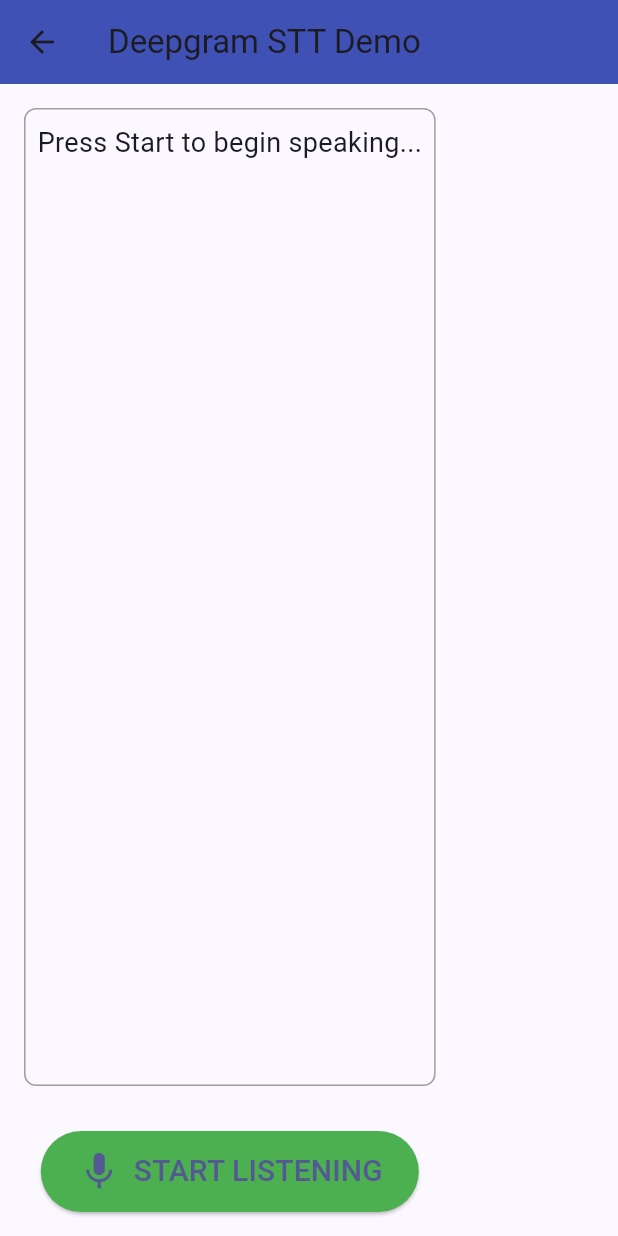
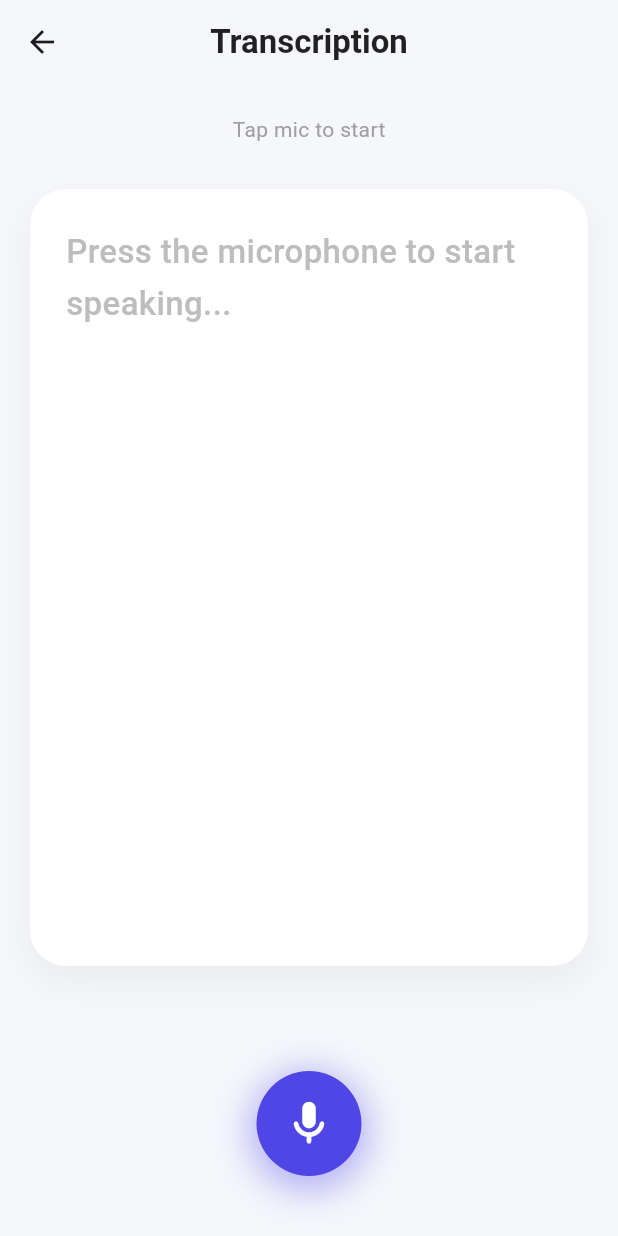
Before and after one commit to wardakhan0101/FYP-Project, a Flutter app: the DeepgramSTTScreen screen opened directly, on a phone screen of 412 x 824 dp. Run offline on Flutter 3.47's test engine with Material 3 defaults, Android fonts, the light colour scheme and no system bars; our stand-ins replace file_picker, firebase_auth, firebase_core, flutter_dotenv, google_fonts, permission_handler and 1 more; missing offline and left inert: deepgram_speech_to_text, flutter_gemma, flutter_sound, record, sherpa_onnx; accounts and stored records are empty.

Commit message:
better stt test ui

```diff
--- a/lib/screens/stt_test.dart
+++ b/lib/screens/stt_test.dart
@@ -19,17 +19,16 @@
   Deepgram? _deepgram;
   DeepgramLiveListener? _liveListener;
   StreamSubscription? _deepgramSubscription;
-  String _transcript = 'Press Start to begin speaking...';
+  String _transcript = 'Press the microphone to start speaking...'; // Slightly updated default text
   bool _isListening = false;
 
   @override
   void initState() {
     super.initState();
-    // Initialize Deepgram client with your API key
     _deepgram = Deepgram(deepgramApiKey);
   }
 
-  // --- Core Functions ---
+  // --- Core Functions (Unchanged Logic) ---
 
   Future<bool> _checkPermission() async {
     PermissionStatus status = await Permission.microphone.request();
@@ -43,12 +42,11 @@
     }
 
     setState(() {
-      _transcript = 'Listening...';
+      _transcript = ''; // Clear old text for a cleaner start
       _isListening = true;
     });
 
     try {
-      // 1. Deepgram Configuration
       Map<String, dynamic> queryParams = {
         'model': 'nova-2-general',
         'punctuate': true,
@@ -57,7 +55,6 @@
         'sample_rate': 16000,
       };
 
-      // 2. Start recording and get the audio stream
       final stream = await _recorder.startStream(
         const RecordConfig(
           encoder: AudioEncoder.pcm16bits,
@@ -66,14 +63,11 @@
         ),
       );
 
-      // 3. Create live listener with the audio stream
-      // FIXED: Use deepgram.listen.liveListener() instead of deepgram.liveListener()
       _liveListener = _deepgram!.listen.liveListener(
         stream,
         queryParams: queryParams,
       );
 
-      // 4. Listen for Deepgram results and update UI
       _deepgramSubscription = _liveListener!.stream.listen((result) {
         if (result.transcript != null && result.transcript!.isNotEmpty) {
           setState(() {
@@ -87,7 +81,6 @@
         });
       });
 
-      // 5. Start the Deepgram connection
       _liveListener!.start();
 
     } catch (e) {
@@ -102,24 +95,15 @@
   void _stopListening() async {
     if (!_isListening) return;
 
-    // Stop audio recording
     await _recorder.stop();
-
-    // Cancel the Deepgram subscription
     await _deepgramSubscription?.cancel();
     _deepgramSubscription = null;
-
-    // Close the Deepgram listener
     _liveListener?.close();
     _liveListener = null;
 
     setState(() {
       _isListening = false;
-      if (_transcript == 'Listening...') {
-        _transcript = 'No speech detected.';
-      } else {
-        _transcript = 'Final result: \n$_transcript';
-      }
+      // Logic kept, but handled mostly by UI state now
     });
   }
 
@@ -130,49 +114,128 @@
     super.dispose();
   }
 
-  // --- UI Build ---
+  // --- UI Build (Completely Redesigned) ---
 
   @override
   Widget build(BuildContext context) {
     return Scaffold(
+      backgroundColor: const Color(0xFFF5F7FB), // Soft grey-blue background
       appBar: AppBar(
-        title: const Text('Deepgram STT Demo'),
-        backgroundColor: Colors.indigo,
+        title: const Text(
+          'Transcription',
+          style: TextStyle(color: Colors.black87, fontWeight: FontWeight.bold),
+        ),
+        centerTitle: true,
+        backgroundColor: Colors.transparent,
+        elevation: 0,
       ),
-      body: Padding(
-        padding: const EdgeInsets.all(16.0),
+      body: SafeArea(
         child: Column(
-          mainAxisAlignment: MainAxisAlignment.center,
-          children: <Widget>[
-            // Transcript Display Area
+          children: [
+            // 1. Status Indicator Area
+            Container(
+              height: 60,
+              alignment: Alignment.center,
+              child: _isListening
+                  ? Row(
+                mainAxisAlignment: MainAxisAlignment.center,
+                children: [
+                  Container(
+                    width: 10,
+                    height: 10,
+                    decoration: const BoxDecoration(
+                      color: Colors.redAccent,
+                      shape: BoxShape.circle,
+                    ),
+                  ),
+                  const SizedBox(width: 8),
+                  const Text(
+                    "LIVE LISTENING",
+                    style: TextStyle(
+                      color: Colors.redAccent,
+                      fontWeight: FontWeight.bold,
+                      letterSpacing: 1.2,
+                    ),
+                  ),
+                ],
+              )
+                  : Text(
+                "Tap mic to start",
+                style: TextStyle(color: Colors.grey[500]),
+              ),
+            ),
+
+            // 2. Main Transcript Card
             Expanded(
               child: Container(
-                padding: const EdgeInsets.all(8.0),
+                width: double.infinity,
+                margin: const EdgeInsets.symmetric(horizontal: 20, vertical: 10),
                 decoration: BoxDecoration(
-                  border: Border.all(color: Colors.grey),
-                  borderRadius: BorderRadius.circular(8.0),
+                  color: Colors.white,
+                  borderRadius: BorderRadius.circular(24),
+                  boxShadow: [
+                    BoxShadow(
+                      color: Colors.black.withOpacity(0.05),
+                      blurRadius: 20,
+                      offset: const Offset(0, 10),
+                    ),
+                  ],
                 ),
-                child: SingleChildScrollView(
-                  child: Text(
-                    _transcript,
-                    style: const TextStyle(fontSize: 18.0, height: 1.5),
+                child: ClipRRect(
+                  borderRadius: BorderRadius.circular(24),
+                  child: SingleChildScrollView(
+                    padding: const EdgeInsets.all(24.0),
+                    child: Text(
+                      _transcript.isEmpty && _isListening
+                          ? '...' // Placeholder while waiting for first word
+                          : _transcript,
+                      style: TextStyle(
+                        fontSize: 22.0,
+                        height: 1.6,
+                        color: _transcript.startsWith('Press') || _transcript.startsWith('Error')
+                            ? Colors.grey[400]
+                            : Colors.black87,
+                        fontWeight: FontWeight.w500,
+                      ),
+                      textAlign: TextAlign.left,
+                    ),
                   ),
                 ),
               ),
             ),
-            const SizedBox(height: 30),
-            // Control Button
-            ElevatedButton.icon(
-              onPressed: _isListening ? _stopListening : _startListening,
-              icon: Icon(_isListening ? Icons.stop : Icons.mic, size: 30),
-              label: Text(
-                _isListening ? 'STOP TRANSCRIPTION' : 'START LISTENING',
-                style: const TextStyle(fontSize: 20),
-              ),
-              style: ElevatedButton.styleFrom(
-                backgroundColor: _isListening ? Colors.red : Colors.green,
-                padding: const EdgeInsets.symmetric(horizontal: 24, vertical: 12),
-                shape: RoundedRectangleBorder(borderRadius: BorderRadius.circular(30)),
+
+            const SizedBox(height: 20),
+
+            // 3. Bottom Controls (Animated Button)
+            SizedBox(
+              height: 150,
+              child: Center(
+                child: GestureDetector(
+                  onTap: _isListening ? _stopListening : _startListening,
+                  child: AnimatedContainer(
+                    duration: const Duration(milliseconds: 300),
+                    curve: Curves.easeInOut,
+                    height: _isListening ? 80 : 70,
+                    width: _isListening ? 80 : 70,
+                    decoration: BoxDecoration(
+                      color: _isListening ? Colors.redAccent : const Color(0xFF4F46E5), // Indigo
+                      shape: BoxShape.circle,
+                      boxShadow: [
+                        BoxShadow(
+                          color: (_isListening ? Colors.redAccent : const Color(0xFF4F46E5)).withOpacity(0.4),
+                          blurRadius: 20,
+                          spreadRadius: 5,
+                          offset: const Offset(0, 5),
+                        )
+                      ],
+                    ),
+                    child: Icon(
+                      _isListening ? Icons.stop_rounded : Icons.mic_rounded,
+                      color: Colors.white,
+                      size: 35,
+                    ),
+                  ),
+                ),
               ),
             ),
           ],
```
